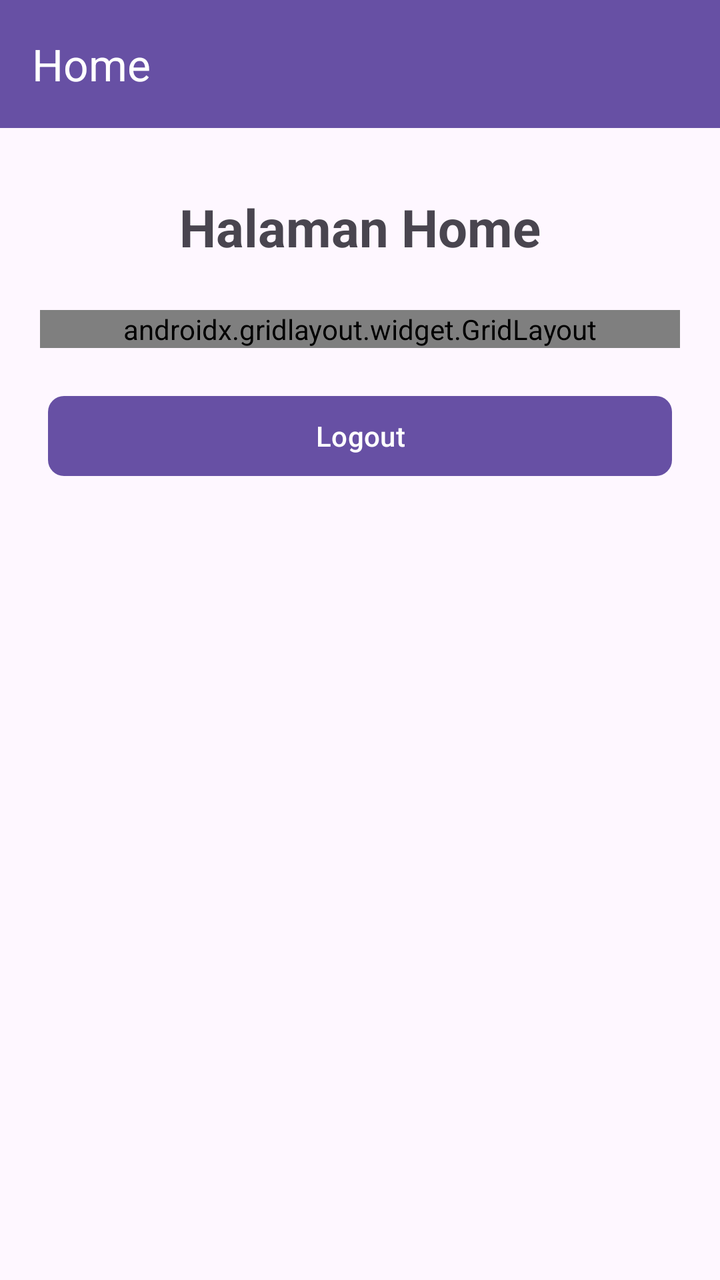
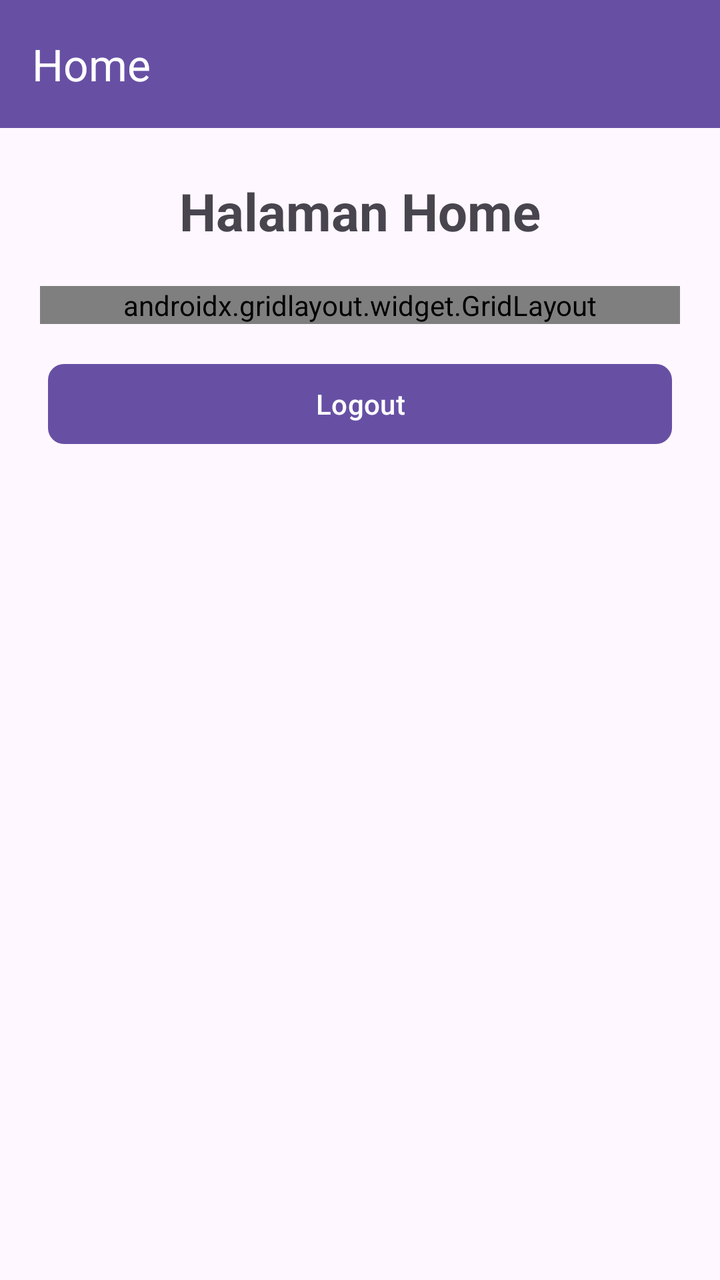

The first picture is an Android layout as it rendered before a commit; the second is the same layout after the commit. The layout source and the unified diff follow.
<!-- AndroidManifest.xml: application theme Theme.TIF_Wulandari -->
<!-- res/layout/fragment_home.xml -->
<?xml version="1.0" encoding="utf-8"?>
<androidx.constraintlayout.widget.ConstraintLayout xmlns:android="http://schemas.android.com/apk/res/android"
    xmlns:app="http://schemas.android.com/apk/res-auto"
    xmlns:tools="http://schemas.android.com/tools"
    android:layout_width="match_parent"
    android:layout_height="match_parent"
    tools:context=".home.HomeFragment">

    
    <androidx.appcompat.widget.Toolbar
        android:id="@+id/toolbar"
        android:layout_width="match_parent"
        android:layout_height="?attr/actionBarSize"
        android:background="?attr/colorPrimary"
        app:layout_constraintEnd_toEndOf="parent"
        app:layout_constraintStart_toStartOf="parent"
        app:layout_constraintTop_toTopOf="parent"
        app:title="Home"
        app:titleTextColor="@android:color/white" />

    <TextView
        android:id="@+id/tvHome"
        android:layout_width="wrap_content"
        android:layout_height="wrap_content"
        android:layout_marginTop="32dp"
        android:text="Halaman Home"
        android:textSize="26sp"
        android:textStyle="bold"
        app:layout_constraintEnd_toEndOf="parent"
        app:layout_constraintStart_toStartOf="parent"
        app:layout_constraintTop_toBottomOf="@id/toolbar" />

    <androidx.gridlayout.widget.GridLayout
        android:id="@+id/gridMenu"
        android:layout_width="0dp"
        android:layout_height="wrap_content"
        android:layout_marginHorizontal="20dp"
        android:layout_marginTop="24dp"
        app:columnCount="2"
        app:useDefaultMargins="true"
        app:layout_constraintEnd_toEndOf="parent"
        app:layout_constraintStart_toStartOf="parent"
        app:layout_constraintTop_toBottomOf="@id/tvHome">

        <com.google.android.material.button.MaterialButton
            android:id="@+id/btnPertemuan4"
            android:layout_width="0dp"
            android:layout_height="wrap_content"
            android:text="Pertemuan 4"
            app:cornerRadius="8dp"
            app:layout_columnWeight="1"
            app:layout_gravity="fill_horizontal" />

        <com.google.android.material.button.MaterialButton
            android:id="@+id/btnSeven"
            android:layout_width="0dp"
            android:layout_height="wrap_content"
            android:text="Pertemuan 7"
            app:cornerRadius="8dp"
            app:layout_columnWeight="1"
            app:layout_gravity="fill_horizontal" />

        <com.google.android.material.button.MaterialButton
            android:id="@+id/btnTenth"
            android:layout_width="0dp"
            android:layout_height="wrap_content"
            android:text="Pertemuan 10"
            app:cornerRadius="8dp"
            app:layout_columnWeight="1"
            app:layout_gravity="fill_horizontal" />

        <com.google.android.material.button.MaterialButton
            android:id="@+id/btnMenuLain"
            android:layout_width="0dp"
            android:layout_height="wrap_content"
            android:text="Menu Lain"
            app:cornerRadius="8dp"
            app:layout_columnWeight="1"
            app:layout_gravity="fill_horizontal" />

    </androidx.gridlayout.widget.GridLayout>

    <com.google.android.material.button.MaterialButton
        android:id="@+id/btnLogout"
        android:layout_width="0dp"
        android:layout_height="wrap_content"
        android:layout_marginHorizontal="24dp"
        android:layout_marginTop="20dp"
        android:text="Logout"
        app:cornerRadius="8dp"
        app:strokeColor="@color/black"
        app:layout_constraintEnd_toEndOf="parent"
        app:layout_constraintStart_toStartOf="parent"
        app:layout_constraintTop_toBottomOf="@id/gridMenu" />

</androidx.constraintlayout.widget.ConstraintLayout>
<!-- resources referenced by this layout -->
<resources>
  <color name="black">#FF000000</color>
  <style name="Theme.TIF_Wulandari" parent="Base.Theme.TIF_Wulandari" />
  <style name="Base.Theme.TIF_Wulandari" parent="Theme.Material3.DayNight.NoActionBar">
          
          
      </style>
</resources>

<!-- the commit's change to res/layout/fragment_home.xml (unified diff, before → after) -->
@@ -6,7 +6,6 @@
     android:layout_height="match_parent"
     tools:context=".home.HomeFragment">
 
-    
     <androidx.appcompat.widget.Toolbar
         android:id="@+id/toolbar"
         android:layout_width="match_parent"
@@ -22,7 +21,7 @@
         android:id="@+id/tvHome"
         android:layout_width="wrap_content"
         android:layout_height="wrap_content"
-        android:layout_marginTop="32dp"
+        android:layout_marginTop="24dp"
         android:text="Halaman Home"
         android:textSize="26sp"
         android:textStyle="bold"
@@ -35,18 +34,45 @@
         android:layout_width="0dp"
         android:layout_height="wrap_content"
         android:layout_marginHorizontal="20dp"
-        android:layout_marginTop="24dp"
+        android:layout_marginTop="20dp"
         app:columnCount="2"
-        app:useDefaultMargins="true"
         app:layout_constraintEnd_toEndOf="parent"
         app:layout_constraintStart_toStartOf="parent"
-        app:layout_constraintTop_toBottomOf="@id/tvHome">
+        app:layout_constraintTop_toBottomOf="@id/tvHome"
+        app:useDefaultMargins="true">
+
+        <com.google.android.material.button.MaterialButton
+            android:id="@+id/btnPertemuan2"
+            android:layout_width="0dp"
+            android:layout_height="wrap_content"
+            android:text="Pertemuan 2"
+            app:cornerRadius="8dp"
+            app:layout_columnWeight="1"
+            app:layout_gravity="fill_horizontal" />
+
+        <com.google.android.material.button.MaterialButton
+            android:id="@+id/btnPertemuan3"
+            android:layout_width="0dp"
+            android:layout_height="wrap_content"
+            android:text="Pertemuan 3"
+            app:cornerRadius="8dp"
+            app:layout_columnWeight="1"
+            app:layout_gravity="fill_horizontal" />
 
         <com.google.android.material.button.MaterialButton
             android:id="@+id/btnPertemuan4"
             android:layout_width="0dp"
             android:layout_height="wrap_content"
             android:text="Pertemuan 4"
+            app:cornerRadius="8dp"
+            app:layout_columnWeight="1"
+            app:layout_gravity="fill_horizontal" />
+
+        <com.google.android.material.button.MaterialButton
+            android:id="@+id/btnPertemuan6"
+            android:layout_width="0dp"
+            android:layout_height="wrap_content"
+            android:text="Pertemuan 6"
             app:cornerRadius="8dp"
             app:layout_columnWeight="1"
             app:layout_gravity="fill_horizontal" />
@@ -70,11 +96,12 @@
             app:layout_gravity="fill_horizontal" />
 
         <com.google.android.material.button.MaterialButton
-            android:id="@+id/btnMenuLain"
+            android:id="@+id/btnEleventh"
             android:layout_width="0dp"
             android:layout_height="wrap_content"
-            android:text="Menu Lain"
+            android:text="Pertemuan 11"
             app:cornerRadius="8dp"
+            app:layout_columnSpan="2"
             app:layout_columnWeight="1"
             app:layout_gravity="fill_horizontal" />
 
@@ -85,7 +112,7 @@
         android:layout_width="0dp"
         android:layout_height="wrap_content"
         android:layout_marginHorizontal="24dp"
-        android:layout_marginTop="20dp"
+        android:layout_marginTop="16dp"
         android:text="Logout"
         app:cornerRadius="8dp"
         app:strokeColor="@color/black"
